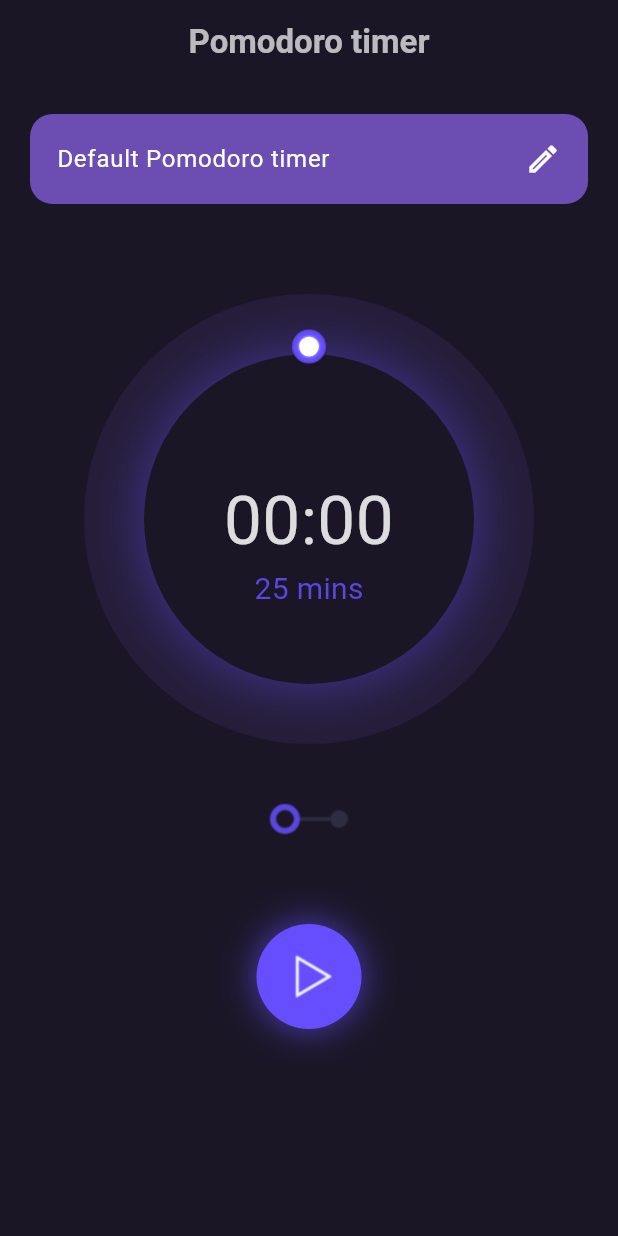
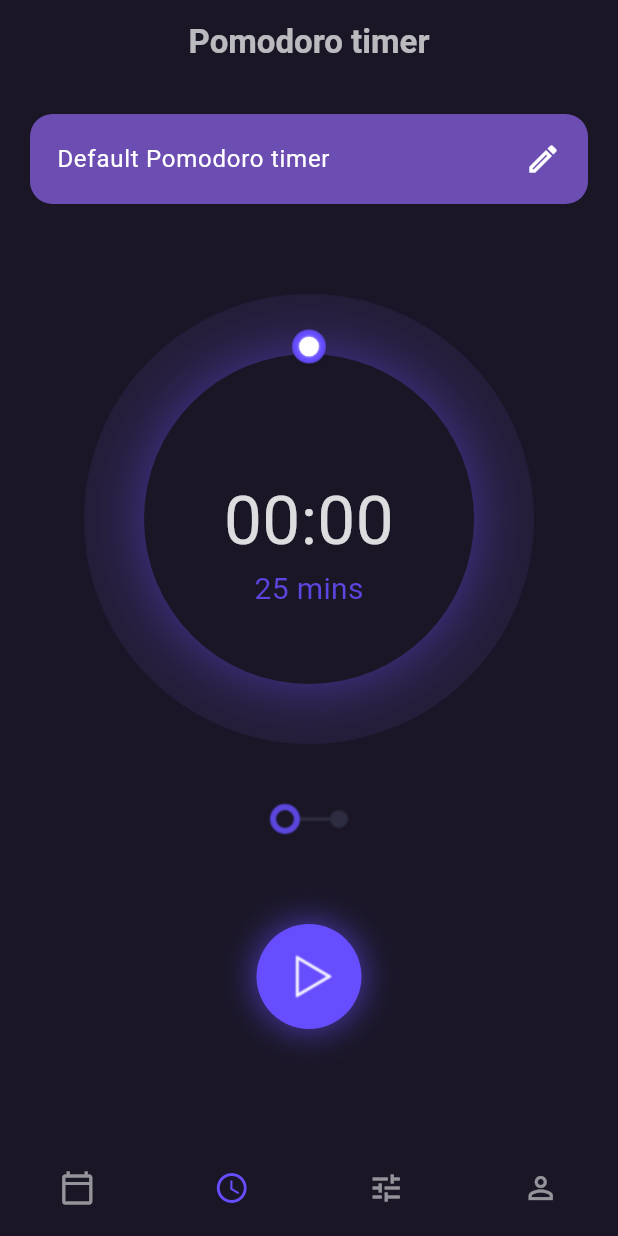
Before and after one commit to Ruzo/pomodoro_timer, a Flutter app: the screen it shows after launch, on a phone screen of 412 x 824 dp. Run offline on Flutter 3.47's test engine with Material 3 defaults, Android fonts, the phone set to English and light mode, and no system bars; our stand-ins replace get_it, go_router, signals_flutter; Roboto replaces fonts that are missing (AvenirNext).

Commit message:
feat: Integrate `go_router` for app navigation, introduce new main and add timer screens, and update README for `signals_flutter` state management migration.

```diff
--- /dev/null
+++ b/devtools_options.yaml
@@ -0,0 +1,3 @@
+description: This file stores settings for Dart & Flutter DevTools.
+documentation: https://docs.flutter.dev/tools/devtools/extensions#configure-extension-enablement-states
+extensions:
--- a/lib/app.dart
+++ b/lib/app.dart
@@ -1,6 +1,6 @@
 import 'package:flutter/material.dart';
 import 'package:pomodoro_timer/app_theme.dart';
-import 'package:pomodoro_timer/timer/timer_screen.dart';
+import 'package:pomodoro_timer/router.dart';
 
 /// A pomodoro system timer
 class App extends StatelessWidget {
@@ -8,13 +8,9 @@ class App extends StatelessWidget {
 
   @override
   Widget build(BuildContext context) {
-    return MaterialApp(
+    return MaterialApp.router(
       theme: darkTheme,
-      home: LayoutBuilder(
-        builder: (context, constraints) {
-          return const TimerScreen();
-        },
-      ),
+      routerConfig: router,
     );
   }
 }
--- /dev/null
+++ b/lib/main_screen.dart
@@ -0,0 +1,56 @@
+import 'package:flutter/material.dart';
+import 'package:go_router/go_router.dart';
+import 'package:pomodoro_timer/constants.dart';
+
+class MainScreen extends StatelessWidget {
+  const MainScreen({
+    required this.navigationShell,
+    super.key,
+  });
+
+  final StatefulNavigationShell navigationShell;
+
+  @override
+  Widget build(BuildContext context) {
+    return Scaffold(
+      body: navigationShell,
+      backgroundColor: kBackgroundColor,
+      bottomNavigationBar: BottomNavigationBar(
+        backgroundColor: Colors.transparent,
+        elevation: 0,
+        type: BottomNavigationBarType.fixed,
+        showSelectedLabels: false,
+        showUnselectedLabels: false,
+        selectedItemColor: kPrimaryColor,
+        unselectedItemColor: Colors.white54,
+        currentIndex: navigationShell.currentIndex,
+        onTap: (int index) => _onTap(context, index),
+        items: const [
+          BottomNavigationBarItem(
+            icon: Icon(Icons.calendar_today_outlined),
+            label: 'Calendar',
+          ),
+          BottomNavigationBarItem(
+            icon: Icon(Icons.access_time),
+            label: 'Timer',
+          ),
+          BottomNavigationBarItem(
+            icon: Icon(Icons.tune),
+            label: 'Settings',
+          ),
+          BottomNavigationBarItem(
+            icon: Icon(Icons.person_outline),
+            label: 'Profile',
+          ),
+        ],
+      ),
+    );
+  }
+
+  void _onTap(BuildContext context, int index) {
+    navigationShell.goBranch(
+      index,
+      initialLocation: index == navigationShell.currentIndex,
+    );
+  }
+}
--- /dev/null
+++ b/lib/router.dart
@@ -0,0 +1,57 @@
+import 'package:flutter/material.dart';
+import 'package:go_router/go_router.dart';
+import 'package:pomodoro_timer/main_screen.dart';
+import 'package:pomodoro_timer/timer/timer_screen.dart';
+import 'package:pomodoro_timer/timer/ui/add_timer_screen.dart';
+
+final GlobalKey<NavigatorState> _rootNavigatorKey = GlobalKey<NavigatorState>();
+
+final GoRouter router = GoRouter(
+  navigatorKey: _rootNavigatorKey,
+  initialLocation: '/timer',
+  routes: [
+    StatefulShellRoute.indexedStack(
+      builder: (context, state, navigationShell) {
+        return MainScreen(navigationShell: navigationShell);
+      },
+      branches: [
+        StatefulShellBranch(
+          routes: [
+            GoRoute(
+              path: '/calendar',
+              builder: (context, state) => const Center(
+                child: Text('Calendar', style: TextStyle(color: Colors.white)),
+              ),
+            ),
+          ],
+        ),
+        StatefulShellBranch(
+          routes: [
+            GoRoute(
+              path: '/timer',
+              builder: (context, state) => const TimerScreen(),
+            ),
+          ],
+        ),
+        StatefulShellBranch(
+          routes: [
+            GoRoute(
+              path: '/add_timer',
+              builder: (context, state) => const AddTimerScreen(),
+            ),
+          ],
+        ),
+        StatefulShellBranch(
+          routes: [
+            GoRoute(
+              path: '/profile',
+              builder: (context, state) => const Center(
+                child: Text('Profile', style: TextStyle(color: Colors.white)),
+              ),
+            ),
+          ],
+        ),
+      ],
+    ),
+  ],
+);
--- a/pubspec.yaml
+++ b/pubspec.yaml
@@ -16,6 +16,7 @@ dependencies:
   signals_flutter: ^6.3.0
   google_fonts: ^8.0.2
   uuid: ^4.5.1
+  go_router: ^17.1.0
 
 dev_dependencies:
   flutter_lints: ^6.0.0
```
Also changed, not shown: lib/timer/ui/add_timer_screen.dart (added, +218 -0 lines), pubspec.lock, 1 other file.
